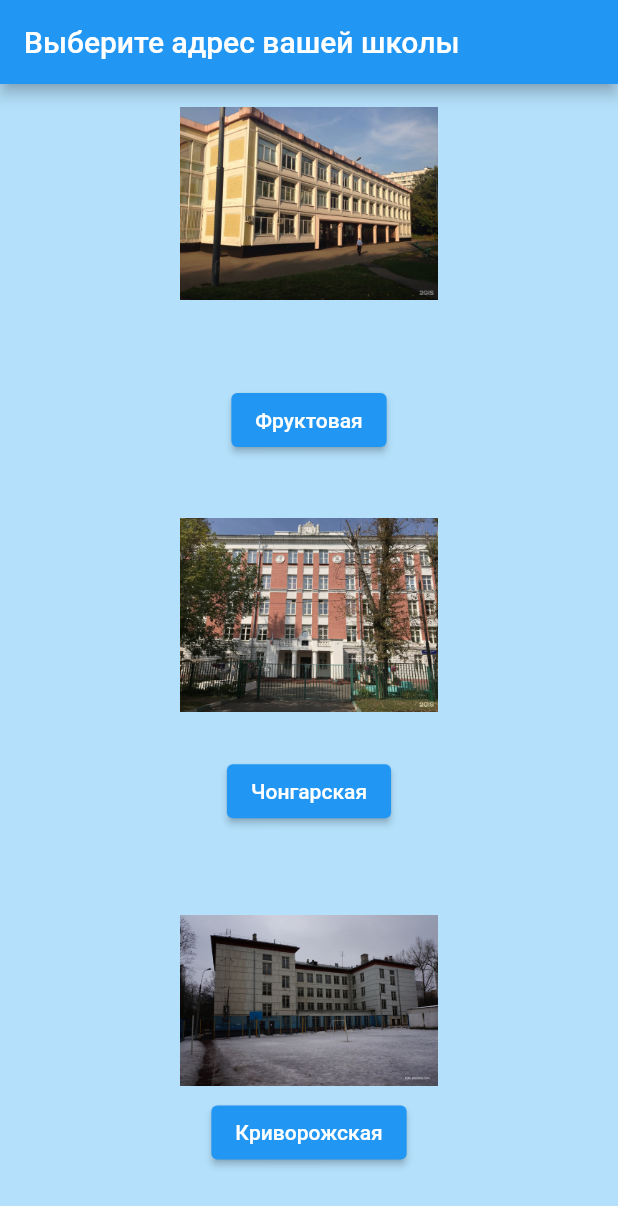
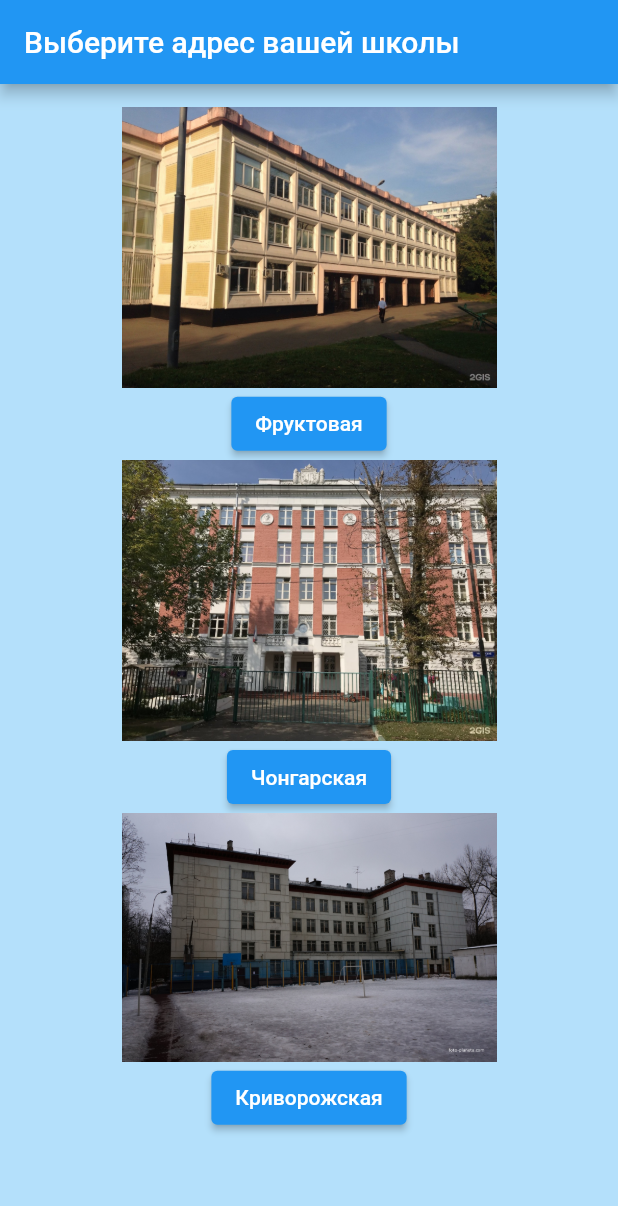
Before and after one commit to faceless-shir-2022/App, a Flutter app: the screen it shows after launch, on a phone screen of 412 x 824 dp. Shown: the top 1206 px of the screen. Run offline on Flutter 3.47's test engine with Material 2 defaults, Android fonts, the phone set to English and light mode, and no system bars.

Commit message:
Выбранные кабинеты отлавливаются не полностью Не доделан переключатель между поиском и статичным просмотром

```diff
--- a/lib/adress.dart
+++ b/lib/adress.dart
@@ -1,5 +1,3 @@
-import 'dart:ffi';
-
 import 'package:flutter/material.dart';
 
 class Adress extends StatelessWidget {
@@ -7,15 +5,15 @@ class Adress extends StatelessWidget {
   Widget build(BuildContext context) {
     return Scaffold(
       appBar: AppBar(
-        title: Text('Выберите адрес вашей школы'),
+        title: const Text('Выберите адрес вашей школы'),
       ),
       body: Center(
-        child: Stack(
+        child: Column(
           children: <Widget>[
             Container(
               alignment: Alignment.topCenter,
-              padding:
-                  EdgeInsets.only(top: 15, bottom: 300, left: 120, right: 120),
+              width: 250,
+              padding: EdgeInsets.only(top: 15),
               child: Image.asset(
                 "assets/image/1school.jpg",
                 fit: BoxFit.scaleDown,
@@ -23,36 +21,32 @@ class Adress extends StatelessWidget {
             ),
             Container(
               alignment: Alignment.topCenter,
-              padding: EdgeInsets.only(top: 200),
               child: ElevatedButton(
                 onPressed: () {
-                  Navigator.pushNamed(context, '/second/Фруктовая/1');
+                  Navigator.pushNamed(context, '/second/Фруктовая/1/nosearch');
                 },
                 child: Text('Фруктовая'),
               ),
             ),
             Container(
+              width: 250,
               alignment: Alignment.center,
-              padding:
-                  EdgeInsets.only(top: 130, bottom: 190, left: 120, right: 120),
               child: Image.asset(
                 "assets/image/2school.jpg",
-                // fit: BoxFit.scaleDown,
               ),
             ),
             Container(
               alignment: Alignment.center,
-              padding: EdgeInsets.only(top: 175),
               child: ElevatedButton(
                 onPressed: () {
-                  Navigator.pushNamed(context, '/second/Чонгарская/1');
+                  Navigator.pushNamed(context, '/second/Чонгарская/1/nosearch');
                 },
                 child: Text('Чонгарская'),
               ),
             ),
             Container(
+              width: 250,
               alignment: Alignment.bottomCenter,
-              padding: EdgeInsets.only(bottom: 100, left: 120, right: 120),
               child: Image.asset(
                 "assets/image/3school.jpg",
                 // fit: BoxFit.scaleDown,
@@ -60,10 +54,10 @@ class Adress extends StatelessWidget {
             ),
             Container(
               alignment: Alignment.bottomCenter,
-              padding: EdgeInsets.only(bottom: 45),
               child: ElevatedButton(
                 onPressed: () {
-                  Navigator.pushNamed(context, '/second/Криворожская/1');
+                  Navigator.pushNamed(
+                      context, '/second/Криворожская/1/nosearch');
                 },
                 child: Text('Криворожская'),
               ),
--- a/lib/main.dart
+++ b/lib/main.dart
@@ -3,9 +3,9 @@ import 'package:flutter_application_1/navigator.dart';
 import 'package:flutter_application_1/adress.dart';
 import 'package:flutter_application_1/settings.dart';
 
-void main() => runApp(CCTracker());
+void main() => runApp(MainWin());
 
-class CCTracker extends StatelessWidget {
+class MainWin extends StatelessWidget {
   @override
   Widget build(BuildContext context) {
     return MaterialApp(
@@ -13,7 +13,7 @@ class CCTracker extends StatelessWidget {
       routes: {
         '/second': (context) => Navigator1(),
         '/first': (context) => Adress(),
-        '/settings': (context) => Settings()
+        '/settings': (context) => const Settings()
       },
       onGenerateRoute: (routeSettings) {
         var path = routeSettings.name.toString().split('/');
@@ -22,11 +22,11 @@ class CCTracker extends StatelessWidget {
               builder: (context) => Navigator1(
                     id: path[2],
                     img: path[3],
+                    isSearch: path[4],
                   ),
               settings: routeSettings);
         }
       },
-      // title: 'Awesome CC Tracker',
       theme: ThemeData(
           primarySwatch: Colors.blue,
           scaffoldBackgroundColor: Color.fromARGB(255, 180, 224, 251)),
```
Also changed, not shown: lib/Authocompleater.dart (+5 -3 lines), lib/navigator.dart (+43 -17 lines).
